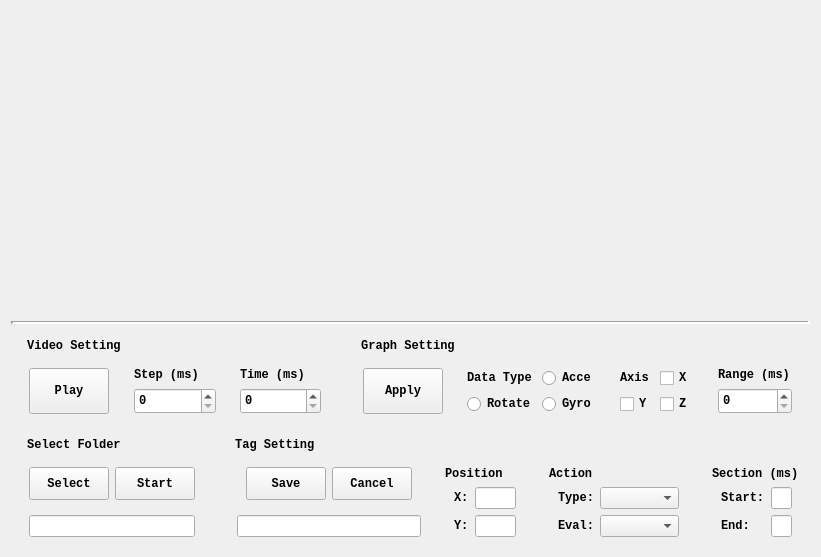
21kchen1/BadmintonDataMarker, file View/MainUI.ui: the form before one commit.
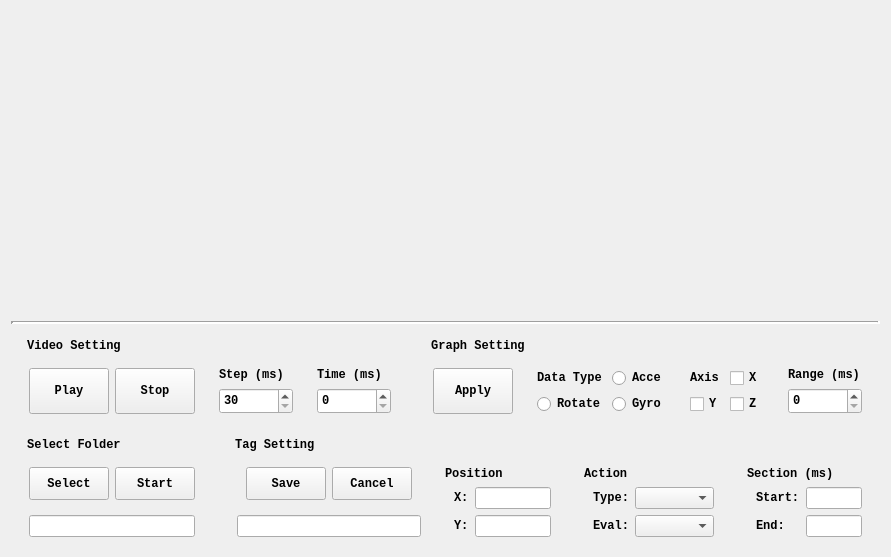
The form after the commit.

Diff of the .ui file:
```diff
--- a/View/MainUI.ui
+++ b/View/MainUI.ui
@@ -229,6 +229,19 @@
                     </property>
                    </widget>
                   </item>
+                  <item>
+                   <widget class="QPushButton" name="StopButton">
+                    <property name="sizePolicy">
+                     <sizepolicy hsizetype="Fixed" vsizetype="Preferred">
+                      <horstretch>0</horstretch>
+                      <verstretch>0</verstretch>
+                     </sizepolicy>
+                    </property>
+                    <property name="text">
+                     <string>Stop</string>
+                    </property>
+                   </widget>
+                  </item>
                  </layout>
                 </widget>
                </item>
@@ -262,11 +275,17 @@
                       <verstretch>0</verstretch>
                      </sizepolicy>
                     </property>
+                    <property name="minimum">
+                     <number>30</number>
+                    </property>
                     <property name="maximum">
                      <number>200000000</number>
                     </property>
                     <property name="singleStep">
-                     <number>100</number>
+                     <number>10</number>
+                    </property>
+                    <property name="value">
+                     <number>30</number>
                     </property>
                    </widget>
                   </item>
```
Left out of the diff: 2 changed lines with no effect on the pictures.
